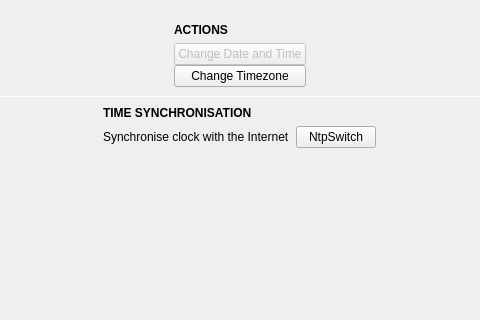
theCheeseboard/thedesk, file plugins/TimeDatePlugin/settings/datetimepane.ui: the form before one commit; both pictures show x 115 to 595 and y 0 to 320 of the 710 by 466 pixel window.
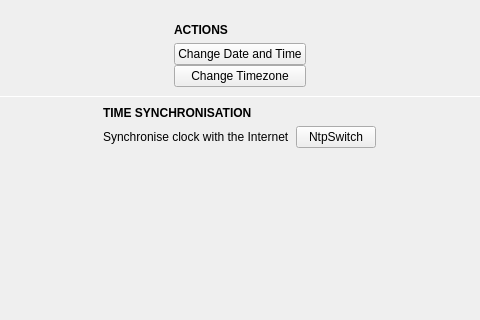
The form after the commit. Custom widgets are drawn as their Qt base class.

The edit to the form file:
```diff
--- a/plugins/TimeDatePlugin/settings/datetimepane.ui
+++ b/plugins/TimeDatePlugin/settings/datetimepane.ui
@@ -104,9 +104,6 @@
             </property>
             <item>
              <widget class="QPushButton" name="changeDateTimeButton">
-              <property name="enabled">
-               <bool>false</bool>
-              </property>
               <property name="text">
                <string>Change Date and Time</string>
               </property>
```
Left out of the diff: 2 changed lines with no effect on the pictures.
